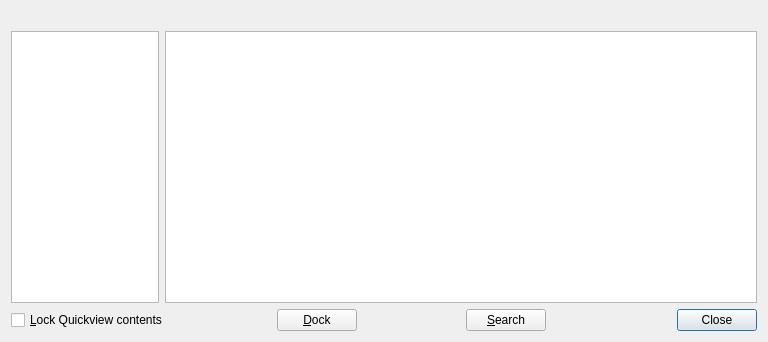
kovidgoyal/calibre, file src/calibre/gui2/dialogs/quickview.ui: the form before one commit.
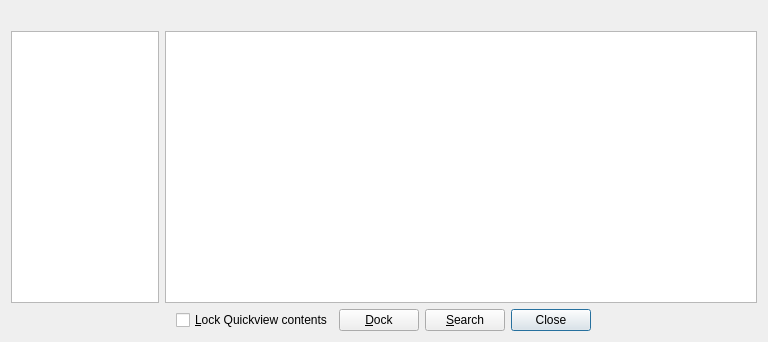
The form after the commit.

Commit message:
Enhancement request #1701833: ability to add columns to quickview pane.
This commit contains many improvements and changes to Quickview.
- Add preference tab in Look & Feel to choose columns displayed in QV table and their order
- Option to permit changing the selected column from the quickview widget with return or double-click
- Option to show QV at startup
- Option to ignore virtual libraries in QV searches
- Remove margins on the docked window (tighter display
- Better handling of changes made on the booklist
- Many bugs fixed, some refactoring

What changed in the file:
```diff
--- a/src/calibre/gui2/dialogs/quickview.ui
+++ b/src/calibre/gui2/dialogs/quickview.ui
@@ -19,7 +19,7 @@
   <property name="windowTitle">
    <string>Quickview</string>
   </property>
-  <layout class="QGridLayout">
+  <layout class="QGridLayout" name="main_grid_layout">
    <item row="0" column="0">
     <widget class="QLabel" name="items_label">
      <property name="buddy">
@@ -62,6 +62,19 @@
    </item>
    <item row="3" column="0" colspan="2">
     <layout class="QHBoxLayout">
+     <item>
+      <spacer>
+       <property name="orientation">
+        <enum>Qt::Horizontal</enum>
+       </property>
+       <property name="sizeHint" stdset="0">
+        <size>
+         <width>200</width>
+         <height>0</height>
+        </size>
+       </property>
+      </spacer>
+     </item>
      <item>
       <widget class="QCheckBox" name="lock_qv">
        <property name="text">
@@ -80,7 +93,7 @@
        </property>
        <property name="sizeHint" stdset="0">
         <size>
-         <width>0</width>
+         <width>20</width>
          <height>0</height>
         </size>
        </property>
@@ -145,6 +158,19 @@
        </property>
       </widget>
      </item>
+     <item>
+      <spacer>
+       <property name="orientation">
+        <enum>Qt::Horizontal</enum>
+       </property>
+       <property name="sizeHint" stdset="0">
+        <size>
+         <width>200</width>
+         <height>0</height>
+        </size>
+       </property>
+      </spacer>
+     </item>
     </layout>
    </item>
   </layout>
```
The commit also changes 10 other files.
